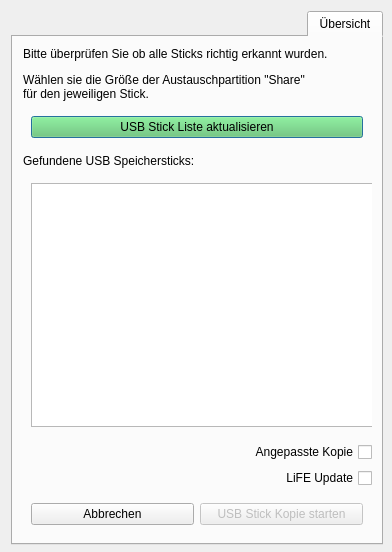
The window that usbcreator.ui (valueerrorx/life-usbcreator) describes before a commit, drawn with Qt 5.
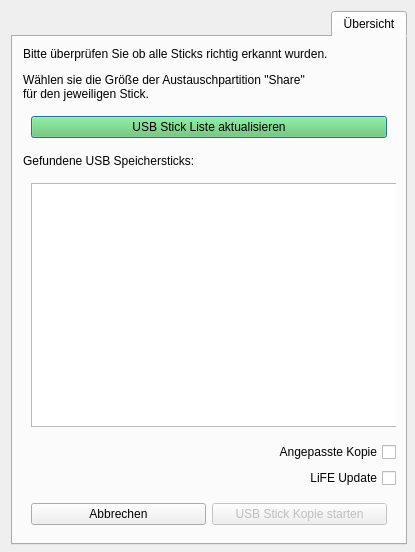
The same window after the commit. Icons and pictures are not drawn.

Diff of the .ui file:
```diff
--- a/usbcreator.ui
+++ b/usbcreator.ui
@@ -7,7 +7,7 @@
    <rect>
     <x>0</x>
     <y>0</y>
-    <width>392</width>
+    <width>415</width>
     <height>552</height>
    </rect>
   </property>
@@ -19,13 +19,13 @@
   </property>
   <property name="minimumSize">
    <size>
-    <width>392</width>
+    <width>415</width>
     <height>552</height>
    </size>
   </property>
   <property name="maximumSize">
    <size>
-    <width>392</width>
+    <width>415</width>
     <height>552</height>
    </size>
   </property>
@@ -45,17 +45,23 @@
    <item>
     <widget class="QTabWidget" name="tabWidget">
      <property name="sizePolicy">
-      <sizepolicy hsizetype="Expanding" vsizetype="Expanding">
+      <sizepolicy hsizetype="Fixed" vsizetype="Expanding">
        <horstretch>0</horstretch>
        <verstretch>0</verstretch>
       </sizepolicy>
      </property>
      <property name="minimumSize">
       <size>
-       <width>372</width>
+       <width>396</width>
        <height>534</height>
       </size>
      </property>
+     <property name="maximumSize">
+      <size>
+       <width>396</width>
+       <height>16777215</height>
+      </size>
+     </property>
      <property name="font">
       <font>
        <family>Ubuntu</family>
@@ -169,7 +175,7 @@
             </property>
             <property name="minimumSize">
              <size>
-              <width>350</width>
+              <width>370</width>
               <height>0</height>
              </size>
             </property>
@@ -187,7 +193,7 @@
             </property>
             <property name="iconSize">
              <size>
-              <width>340</width>
+              <width>370</width>
               <height>120</height>
              </size>
             </property>
@@ -199,7 +205,7 @@
             </property>
             <property name="gridSize">
              <size>
-              <width>340</width>
+              <width>370</width>
               <height>120</height>
              </size>
             </property>
```
